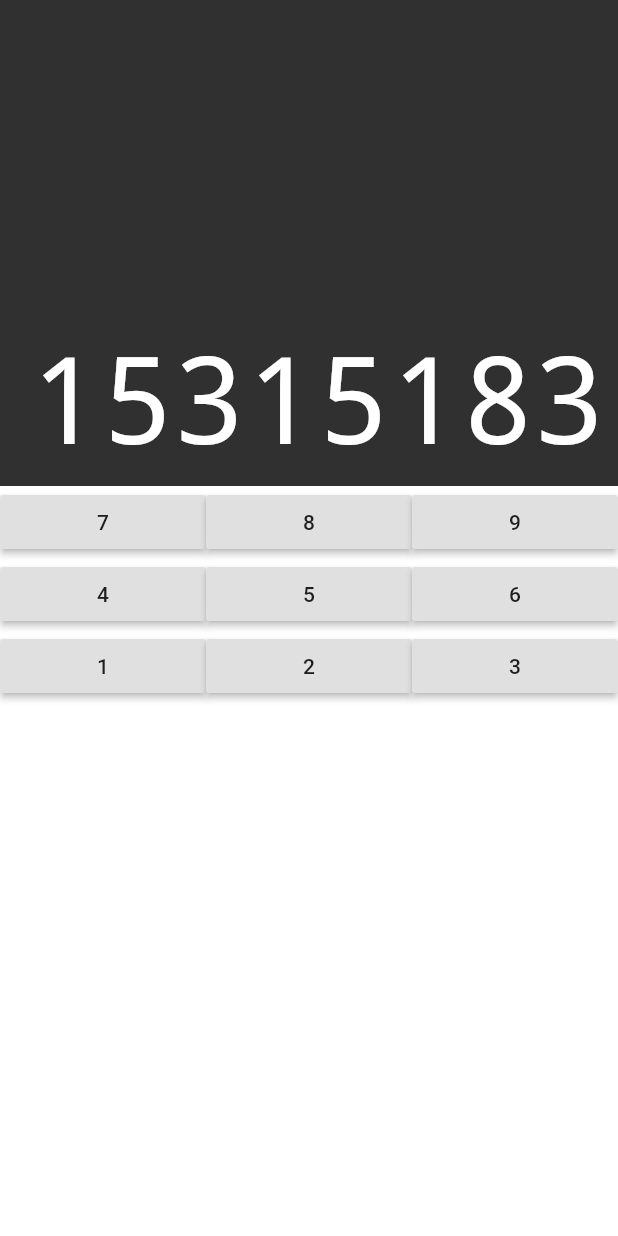
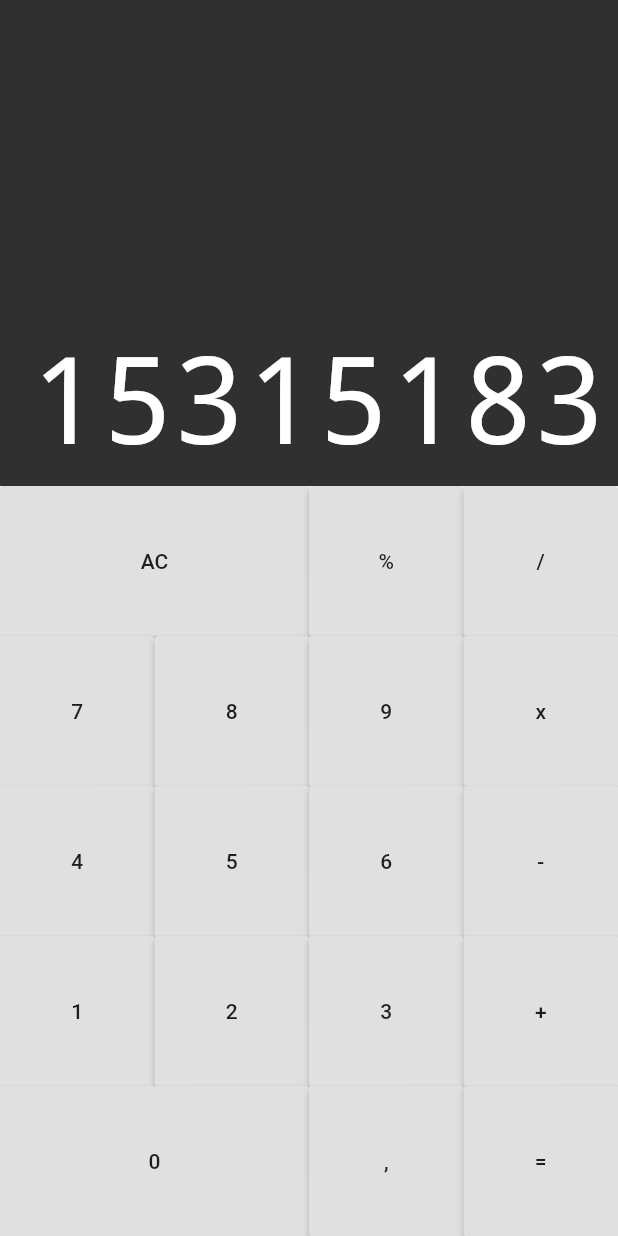
Before and after one commit to edilsonborges/calculator, a Flutter app: the screen it shows after launch, on a phone screen of 412 x 824 dp. Run offline on Flutter 3.47's test engine with Material 2 defaults, Android fonts, the phone set to English and light mode, and no system bars; drawn by our look-alikes of auto_size_text.

Commit message:
size adjustments

```diff
--- a/lib/components/button.dart
+++ b/lib/components/button.dart
@@ -2,15 +2,14 @@ import 'package:flutter/material.dart';
 
 class Button extends StatelessWidget {
   final String text;
+  final bool big;
 
-  Button({
-    @required this.text,
-  });
+  Button({@required this.text, this.big = false});
 
   @override
   Widget build(BuildContext context) {
     return Expanded(
-      flex: 1,
+      flex: big ? 2 : 1,
       child: RaisedButton(
         child: Text(text),
         onPressed: () {},
--- a/lib/components/button_row.dart
+++ b/lib/components/button_row.dart
@@ -7,8 +7,12 @@ class ButtonRow extends StatelessWidget {
   ButtonRow(this.buttons);
   @override
   Widget build(BuildContext context) {
-    return Row(
-      children: buttons,
+    return Expanded(
+      flex: 1,
+      child: Row(
+        crossAxisAlignment: CrossAxisAlignment.stretch,
+        children: buttons,
+      ),
     );
   }
 }
--- a/lib/components/keyboard.dart
+++ b/lib/components/keyboard.dart
@@ -10,19 +10,32 @@ class Keyboard extends StatelessWidget {
       child: Column(
         children: <Widget>[
           ButtonRow([
+            Button(text: 'AC', big: true),
+            Button(text: '%'),
+            Button(text: '/'),
+          ]),
+          ButtonRow([
             Button(text: '7'),
             Button(text: '8'),
             Button(text: '9'),
+            Button(text: 'x'),
           ]),
           ButtonRow([
             Button(text: '4'),
             Button(text: '5'),
             Button(text: '6'),
+            Button(text: '-'),
           ]),
           ButtonRow([
             Button(text: '1'),
             Button(text: '2'),
             Button(text: '3'),
+            Button(text: '+'),
+          ]),
+          ButtonRow([
+            Button(text: '0', big: true),
+            Button(text: ','),
+            Button(text: '='),
           ]),
         ],
       ),
```
